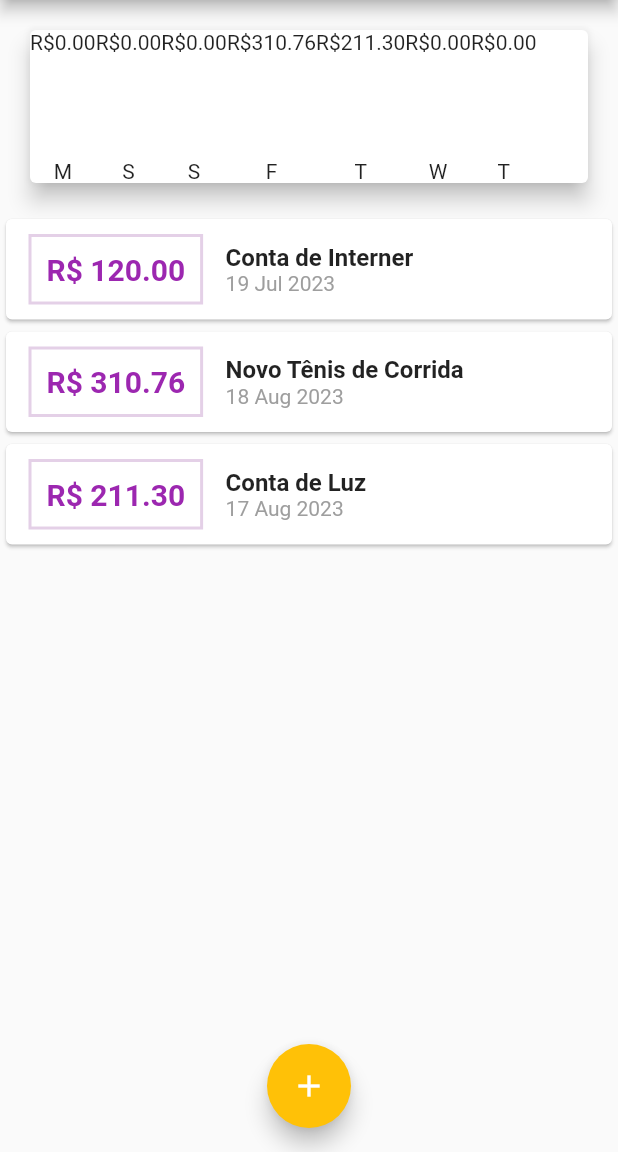
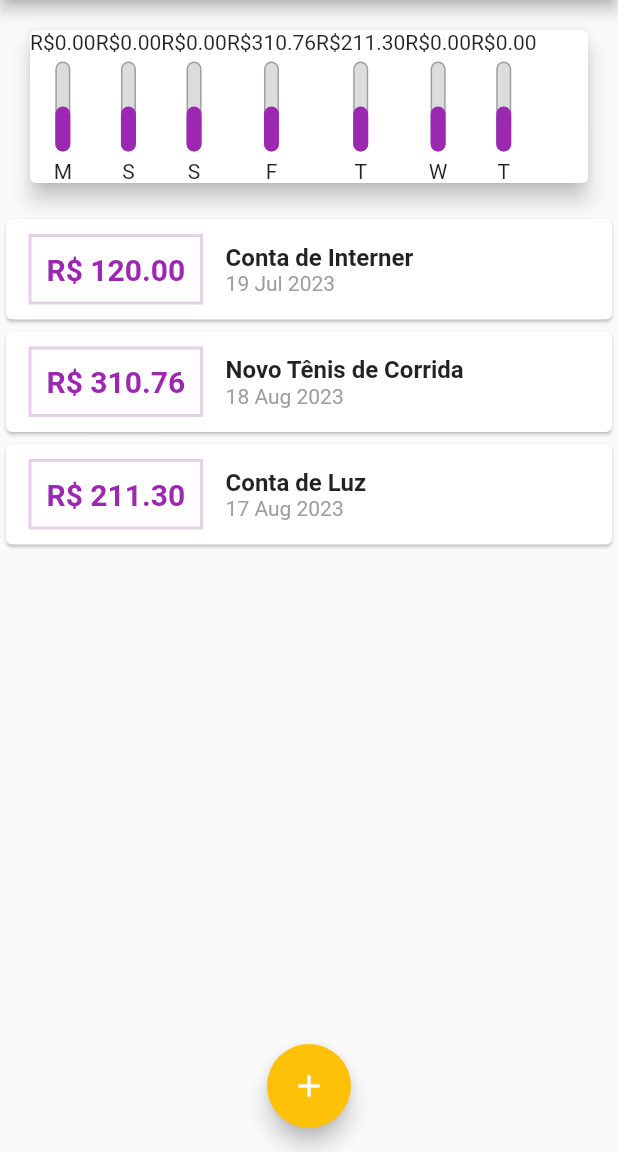
Before and after one commit to Erasmojf/expenses, a Flutter app: the screen it shows after launch, on a phone screen of 412 x 824 dp, the part 84-1236 px from its top. Run offline on Flutter 3.47's test engine with Material 2 defaults, Android fonts, the phone set to English and light mode, and no system bars.

Commit message:
Customizing Chart widget

```diff
--- a/expenses/lib/components/chart.dart
+++ b/expenses/lib/components/chart.dart
@@ -47,7 +47,7 @@ class Chart extends StatelessWidget {
           return ChartBar(
             label: tr['day'].toString(),
             value: double.parse(tr['value'].toString()),
-            precentage: 0,
+            precentage: 0.5,
           );
         }).toList(),
       ),
--- a/expenses/lib/components/chart_bar.dart
+++ b/expenses/lib/components/chart_bar.dart
@@ -20,7 +20,30 @@ class ChartBar extends StatelessWidget {
         Container(
           height: 60,
           width: 10,
-          child: null,
+          child: Stack(
+            alignment: Alignment.bottomCenter,
+            children: [
+              Container(
+                decoration: BoxDecoration(
+                  border: Border.all(
+                    color: Colors.grey,
+                    width: 1.0,
+                  ),
+                  color: Color.fromRGBO(220, 220, 220, 1),
+                  borderRadius: BorderRadius.circular(5),
+                ),
+              ),
+              FractionallySizedBox(
+                heightFactor: precentage,
+                child: Container(
+                  decoration: BoxDecoration(
+                    color: Colors.purple,
+                    borderRadius: BorderRadius.circular(5),
+                  ),
+                ),
+              ),
+            ],
+          ),
         ),
         SizedBox(height: 5),
         Text(label),
```
